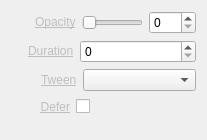
First picture: the form in Widgets/Inspector/InspectorOpacityWidget.ui, repository CasparCG/client, before the edit.
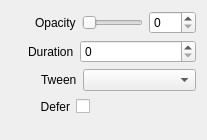
Second picture: the form after the edit.

```diff
--- a/Widgets/Inspector/InspectorOpacityWidget.ui
+++ b/Widgets/Inspector/InspectorOpacityWidget.ui
@@ -38,7 +38,7 @@
      <item>
       <widget class="QLabel" name="labelOpacity">
        <property name="text">
-        <string>&lt;a href=&quot;Opacity&quot; style=&quot;color: #BEBEBE;&quot;&gt;Opacity&lt;/a&gt;</string>
+        <string>Opacity</string>
        </property>
       </widget>
      </item>
@@ -82,7 +82,7 @@
      <item>
       <widget class="QLabel" name="labelDuration">
        <property name="text">
-        <string>&lt;a href=&quot;Duration&quot; style=&quot;color: #BEBEBE;&quot;&gt;Duration&lt;/a&gt;</string>
+        <string>Duration</string>
        </property>
       </widget>
      </item>
@@ -122,7 +122,7 @@
      <item>
       <widget class="QLabel" name="labelEasing">
        <property name="text">
-        <string>&lt;a href=&quot;Tween&quot; style=&quot;color: #BEBEBE;&quot;&gt;Tween&lt;/a&gt;</string>
+        <string>Tween</string>
        </property>
       </widget>
      </item>
@@ -159,7 +159,7 @@
      <item>
       <widget class="QLabel" name="labelDefer">
        <property name="text">
-        <string>&lt;a href=&quot;Defer&quot; style=&quot;color: #BEBEBE;&quot;&gt;Defer&lt;/a&gt;</string>
+        <string>Defer</string>
        </property>
        <property name="alignment">
         <set>Qt::AlignRight|Qt::AlignTrailing|Qt::AlignVCenter</set>
```
Left out of the diff: 68 changed lines with no effect on the pictures.
